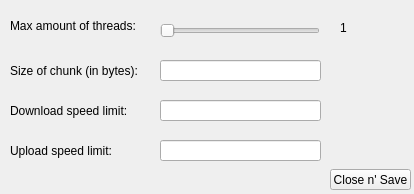
Before: the Qt Designer form gui/options.ui in JerzySpendel/LanTransfer, drawn with Qt 5.
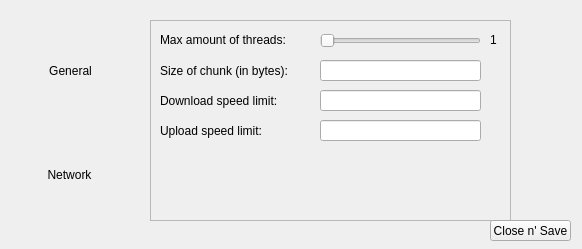
After: the same form once the commit is applied.

Commit message: Some changes in gui, mostly in OPTIONS section (options divided into general and networking - without functionality)

The edit to the form file:
```diff
--- a/gui/options.ui
+++ b/gui/options.ui
@@ -6,18 +6,49 @@
    <rect>
     <x>0</x>
     <y>0</y>
-    <width>414</width>
-    <height>194</height>
+    <width>582</width>
+    <height>249</height>
    </rect>
   </property>
   <property name="windowTitle">
    <string>Form</string>
   </property>
+  <widget class="QPushButton" name="pushButton">
+   <property name="geometry">
+    <rect>
+     <x>490</x>
+     <y>220</y>
+     <width>81</width>
+     <height>21</height>
+    </rect>
+   </property>
+   <property name="text">
+    <string>Close n' Save</string>
+   </property>
+  </widget>
+  <widget class="QFrame" name="frame">
+   <property name="geometry">
+    <rect>
+     <x>150</x>
+     <y>20</y>
+     <width>361</width>
+     <height>201</height>
+    </rect>
+   </property>
+   <property name="frameShape">
+    <enum>QFrame::StyledPanel</enum>
+   </property>
+   <property name="frameShadow">
+    <enum>QFrame::Raised</enum>
+   </property>
   <widget class="QLabel" name="label">
+    <property name="enabled">
+     <bool>true</bool>
+    </property>
    <property name="geometry">
     <rect>
      <x>10</x>
-     <y>16</y>
+      <y>10</y>
      <width>141</width>
      <height>20</height>
     </rect>
@@ -26,12 +57,25 @@
     <string>Max amount of threads:</string>
    </property>
   </widget>
+   <widget class="QLabel" name="label_2">
+    <property name="geometry">
+     <rect>
+      <x>10</x>
+      <y>40</y>
+      <width>141</width>
+      <height>21</height>
+     </rect>
+    </property>
+    <property name="text">
+     <string>Size of chunk (in bytes): </string>
+    </property>
+   </widget>
   <widget class="QSlider" name="horizontalSlider">
    <property name="geometry">
     <rect>
-     <x>160</x>
-     <y>20</y>
-     <width>160</width>
+      <x>170</x>
+      <y>10</y>
+      <width>161</width>
      <height>21</height>
     </rect>
    </property>
@@ -48,24 +92,11 @@
     <enum>Qt::Horizontal</enum>
    </property>
   </widget>
-  <widget class="QLabel" name="label_2">
-   <property name="geometry">
-    <rect>
-     <x>10</x>
-     <y>60</y>
-     <width>141</width>
-     <height>21</height>
-    </rect>
-   </property>
-   <property name="text">
-    <string>Size of chunk (in bytes): </string>
-   </property>
-  </widget>
   <widget class="QLineEdit" name="lineEdit">
    <property name="geometry">
     <rect>
-     <x>160</x>
-     <y>60</y>
+      <x>170</x>
+      <y>40</y>
      <width>161</width>
      <height>21</height>
     </rect>
@@ -75,7 +106,7 @@
    <property name="geometry">
     <rect>
      <x>10</x>
-     <y>100</y>
+      <y>70</y>
      <width>151</width>
      <height>21</height>
     </rect>
@@ -84,11 +115,34 @@
     <string>Download speed limit:</string>
    </property>
   </widget>
+   <widget class="QLabel" name="label_5">
+    <property name="geometry">
+     <rect>
+      <x>10</x>
+      <y>100</y>
+      <width>151</width>
+      <height>21</height>
+     </rect>
+    </property>
+    <property name="text">
+     <string>Upload speed limit:</string>
+    </property>
+   </widget>
+   <widget class="QLineEdit" name="lineEdit_3">
+    <property name="geometry">
+     <rect>
+      <x>170</x>
+      <y>100</y>
+      <width>161</width>
+      <height>21</height>
+     </rect>
+    </property>
+   </widget>
   <widget class="QLineEdit" name="lineEdit_2">
    <property name="geometry">
     <rect>
-     <x>160</x>
-     <y>100</y>
+      <x>170</x>
+      <y>70</y>
      <width>161</width>
      <height>21</height>
     </rect>
@@ -98,51 +152,64 @@
    <property name="geometry">
     <rect>
      <x>340</x>
-     <y>20</y>
-     <width>71</width>
-     <height>16</height>
+      <y>10</y>
+      <width>16</width>
+      <height>20</height>
     </rect>
    </property>
    <property name="text">
     <string>1</string>
    </property>
   </widget>
-  <widget class="QLabel" name="label_5">
+  </widget>
+  <widget class="QPushButton" name="pushButton_2">
    <property name="geometry">
     <rect>
      <x>10</x>
-     <y>140</y>
-     <width>151</width>
-     <height>21</height>
+     <y>20</y>
+     <width>121</width>
+     <height>101</height>
     </rect>
    </property>
    <property name="text">
-    <string>Upload speed limit:</string>
+    <string>General</string>
    </property>
-  </widget>
-  <widget class="QLineEdit" name="lineEdit_3">
-   <property name="geometry">
-    <rect>
-     <x>160</x>
-     <y>140</y>
-     <width>161</width>
-     <height>21</height>
-    </rect>
+   <property name="iconSize">
+    <size>
+     <width>48</width>
+     <height>48</height>
+    </size>
    </property>
+   <property name="flat">
+    <bool>true</bool>
+   </property>
   </widget>
-  <widget class="QPushButton" name="pushButton">
+  <widget class="QPushButton" name="pushButton_3">
    <property name="geometry">
     <rect>
-     <x>330</x>
-     <y>169</y>
-     <width>81</width>
-     <height>21</height>
+     <x>9</x>
+     <y>129</y>
+     <width>121</width>
+     <height>91</height>
     </rect>
    </property>
    <property name="text">
-    <string>Close n' Save</string>
+    <string>Network</string>
    </property>
+   <property name="iconSize">
+    <size>
+     <width>48</width>
+     <height>48</height>
+    </size>
+   </property>
+   <property name="flat">
+    <bool>true</bool>
+   </property>
   </widget>
+  <zorder>frame</zorder>
+  <zorder>pushButton</zorder>
+  <zorder>pushButton_2</zorder>
+  <zorder>pushButton_3</zorder>
  </widget>
  <resources/>
  <connections/>
```
Lines whose indentation alone changed are shown as unchanged. The commit also changes 10 other files.
